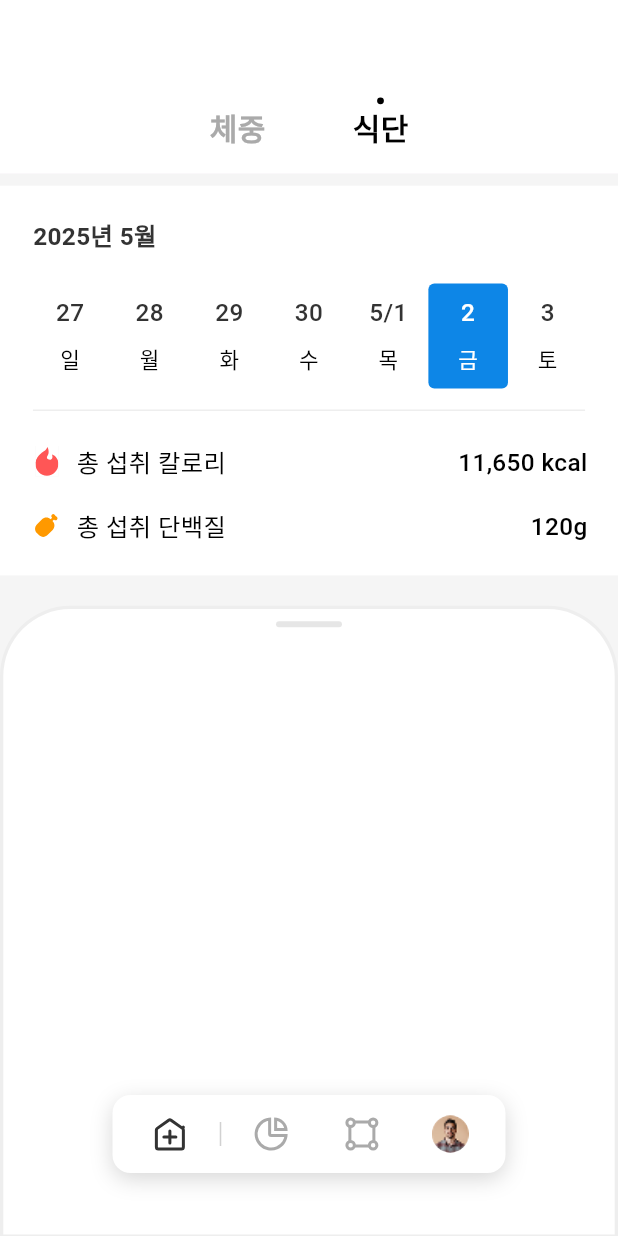
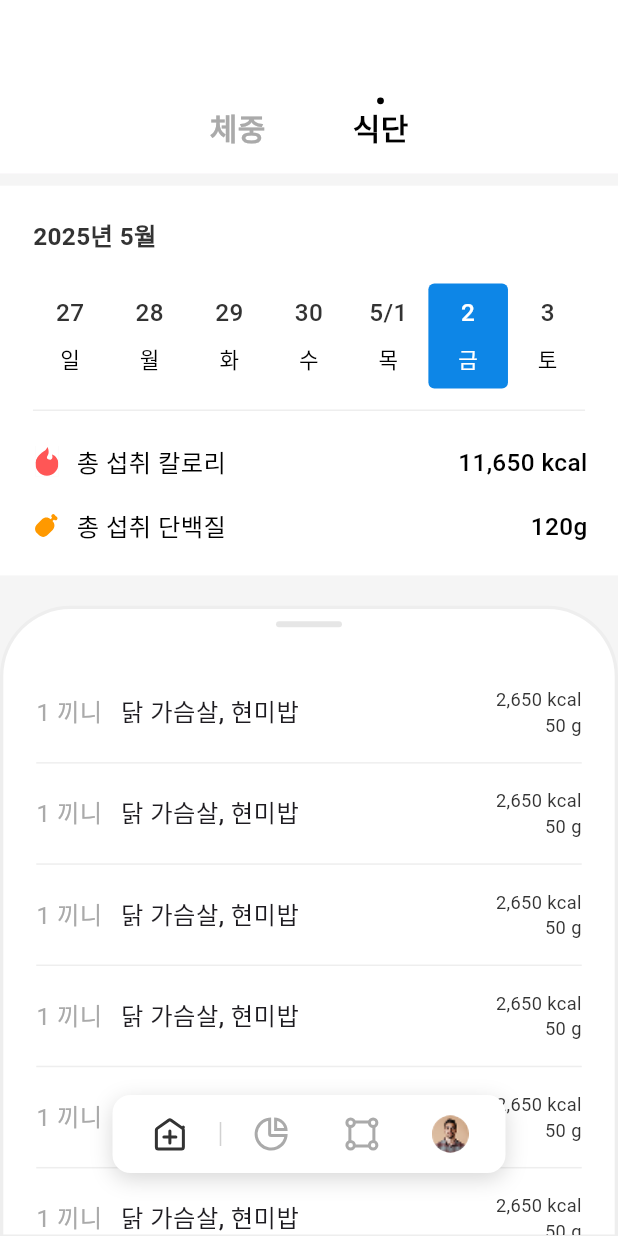
Before and after one commit to dkdkdkdk555/health_tier, a Flutter app: the screen it shows after launch, after a tap on "식단", on a phone screen of 412 x 824 dp. Run offline on Flutter 3.47's test engine with Material 3 defaults, Android fonts, the phone set to English and light mode, and no system bars; drawn by our look-alikes of auto_size_text, table_calendar; our stand-ins replace drift, drift_sqflite, flutter_riverpod, flutter_svg, responsive_builder; accounts and stored records are empty; generated files the repository leaves out were written again; Roboto replaces fonts that are missing (Pretendard).

Commit message:
1-2-1 뷰 구현

```diff
--- /dev/null
+++ b/lib/util/responsive_scrollable_textbox.dart
@@ -0,0 +1,74 @@
+import 'package:flutter/material.dart';
+import 'package:my_app/extension/screen_ratio_extension.dart';
+
+class ScrollableTextBox extends StatelessWidget {
+  final String text;
+  final double boxFontSize; // ScrollView로 변할때 fontSize
+  final double lineFontSize; // 일반 Text일때 fontsize
+  final FontWeight fontWeight;
+  final int lineStand; // 몇줄부터 Scrollbox로 전환할건지 기준
+
+  const ScrollableTextBox({
+    super.key,
+    required this.text,
+    required this.boxFontSize,
+    required this.lineFontSize,
+    this.lineStand = 2,
+    this.fontWeight = FontWeight.normal
+  });
+
+  @override
+  Widget build(BuildContext context) {
+    final heightRatio = ScreenRatio(context).heightRatio;
+    // 줄 수 측정
+    final span = TextSpan(
+      text: text,
+      style: TextStyle(
+        fontSize: lineFontSize * heightRatio,
+        fontFamily: 'Pretendard',
+        fontWeight: FontWeight.w500,
+      ),
+    );
+
+    final tp = TextPainter(
+      text: span,
+      textDirection: TextDirection.ltr,
+      maxLines: null,
+    );
+
+    // Layout을 위해 실제로 그림
+    tp.layout(
+      maxWidth: MediaQuery.of(context).size.width,
+    );
+
+    final lineCount = tp.computeLineMetrics().length;
+
+    if (lineCount <= lineStand) {
+      // 그냥 출력
+      return Text(
+        text,
+        style: span.style,
+      );
+    } else {
+      // 테두리 박스 + 스크롤
+      return Container(
+        height: lineFontSize * heightRatio * 7, // 3줄 높이만큼 제한
+        padding: const EdgeInsets.all(8.0),
+        decoration: BoxDecoration(
+          border: Border.all(color: const Color(0xFFDDDDDD), width: 1),
+          borderRadius: BorderRadius.circular(8),
+        ),
+        child: SingleChildScrollView(
+          child: Text(
+            text,
+            style: TextStyle(
+              fontSize: boxFontSize * heightRatio,
+              fontFamily: 'Pretendard',
+              fontWeight: FontWeight.w500,
+            ),
+          ),
+        ),
+      );
+    }
+  }
+}
--- a/lib/view/tab/doc/diet/doc_diet_detail.dart
+++ b/lib/view/tab/doc/diet/doc_diet_detail.dart
@@ -1,8 +1,10 @@
+import 'package:auto_size_text/auto_size_text.dart';
 import 'package:flutter/material.dart';
 import 'package:my_app/extension/screen_ratio_extension.dart';
+import 'package:my_app/util/responsive_scrollable_textbox.dart';
 
 class DocDietDetail extends StatelessWidget {
-  const DocDietDetail({
+  DocDietDetail({
     super.key,
     required this.focusedDay,
     required this.bottomHeight,
@@ -10,10 +12,13 @@ class DocDietDetail extends StatelessWidget {
   final DateTime focusedDay;
   final double bottomHeight;
 
+  late double heightRatio;
+  late double widthRatio;
+
   @override
   Widget build(BuildContext context) {
-    final htio = ScreenRatio(context).heightRatio;
-    final wtio = ScreenRatio(context).widthRatio;
+    heightRatio = ScreenRatio(context).heightRatio;
+    widthRatio = ScreenRatio(context).widthRatio;
 
     return Stack(
       children: [
@@ -22,9 +27,9 @@ class DocDietDetail extends StatelessWidget {
             color: const Color(0xFFFFFFFF),
             borderRadius: const BorderRadius.vertical(top: Radius.circular(47)),
             border: Border(
-              left: BorderSide(width: 2 * wtio ,color: const Color(0xFFEEEEEE)),
-              top: BorderSide(width: 2 * wtio, color: const Color(0xFFEEEEEE)),
-              right: BorderSide(width: 2 * wtio, color: const Color(0xFFEEEEEE)),
+              left: BorderSide(width: 2 * widthRatio ,color: const Color(0xFFEEEEEE)),
+              top: BorderSide(width: 2 * widthRatio, color: const Color(0xFFEEEEEE)),
+              right: BorderSide(width: 2 * widthRatio, color: const Color(0xFFEEEEEE)),
               bottom: const BorderSide(color: Color(0xFFEEEEEE)),
             ),
           ),
@@ -34,8 +39,8 @@ class DocDietDetail extends StatelessWidget {
               Expanded(
                 flex:2,
                 child: Container(
-                  width: 40 * wtio,
-                  height: 4 * htio,
+                  width: 40 * widthRatio,
+                  height: 4 * heightRatio,
                   decoration: ShapeDecoration(
                     color: const Color(0xFFE6E6E6),
                     shape: RoundedRectangleBorder(
@@ -44,11 +49,103 @@ class DocDietDetail extends StatelessWidget {
                   ),
                 )
               ),
-              const Expanded(
+              Expanded(
                 flex: 201,
-                child: Row(
-
-                ),
+                child: Column(
+                  children: [
+                    const Spacer(flex: 4),
+                    Expanded(
+                      flex: 65,
+                      child: Padding(
+                        padding: EdgeInsets.symmetric(horizontal: 20 * widthRatio,),
+                        child: ListView.separated(
+                          scrollDirection: Axis.vertical,
+                          itemCount: 10,
+                          itemBuilder: (context, index) {
+                            return Padding(
+                              padding: EdgeInsets.symmetric(vertical: 16 * heightRatio),
+                              child: Row(
+                                children: [
+                                  Expanded(
+                                    flex: 44,
+                                    child: Align(
+                                      alignment: Alignment.centerLeft,
+                                      child: AutoSizeText(
+                                        '1 끼니', // 9글자 제한
+                                        maxLines: 3,
+                                        style: TextStyle(
+                                          color: const Color(0xFFAAAAAA),
+                                          fontSize: 16 * heightRatio,
+                                          fontFamily: 'Pretendard',
+                                          fontWeight: FontWeight.w400,
+                                        ),
+                                      ),
+                                    ),
+                                  ),
+                                  const Spacer(
+                                    flex: 8,
+                                  ),
+                                  const Expanded(
+                                    flex: 200,
+                                    child: ScrollableTextBox(
+                                      text: '닭 가슴살, 현미밥',
+                                      lineFontSize: 16,
+                                      boxFontSize: 13,
+                                      fontWeight: FontWeight.w500
+                                    ),
+                                  ),
+                                  const Spacer(
+                                    flex: 8,
+                                  ),
+                                  Expanded(
+                                    flex: 75,
+                                    child: Column(
+                                      children: [
+                                        Align(
+                                          alignment: Alignment.centerRight,
+                                          child: AutoSizeText(
+                                            '2,650 kcal',
+                                            maxLines: 1,
+                                            textAlign: TextAlign.right,
+                                            style: TextStyle(
+                                              color: const Color(0xFF333333),
+                                              fontSize: 12 * heightRatio,
+                                              fontFamily: 'Pretendard',
+                                              fontWeight: FontWeight.w400,
+                                            ),
+                                          ),
+                                        ),
+                                        Align(
+                                          alignment: Alignment.centerRight,
+                                          child: AutoSizeText(
+                                            '50 g',
+                                            maxLines: 1,
+                                            textAlign: TextAlign.right,
+                                            style: TextStyle(
+                                              color: const Color(0xFF333333),
+                                              fontSize: 12 * heightRatio,
+                                              fontFamily: 'Pretendard',
+                                              fontWeight: FontWeight.w400,
+                                            ),
+                                          ),
+                                        )
+                                     ],
+                                    ),
+                                  ),
+                                ],
+                              ),
+                            );
+                          },
+                          separatorBuilder: (context, index) => Container(
+                              width: 335 * widthRatio,
+                              height: 1,
+                              decoration: const BoxDecoration(color: Color(0xFFEEEEEE)),
+                          ),
+                        ),
+                      ),
+                    ),
+                  ],
+                )
               ),
               SizedBox(
                 height: bottomHeight,
```
